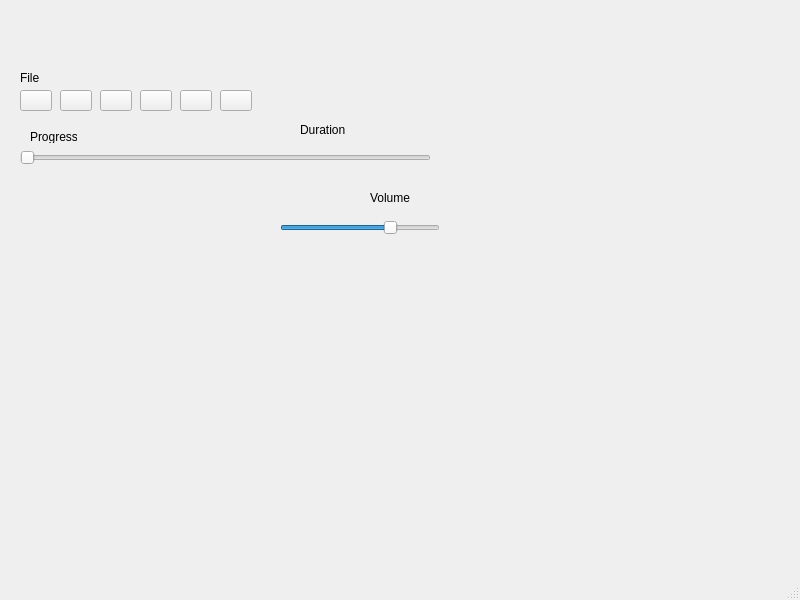
kirsan07/QtMediaPlayer, file mainwindow.ui: the form before one commit.
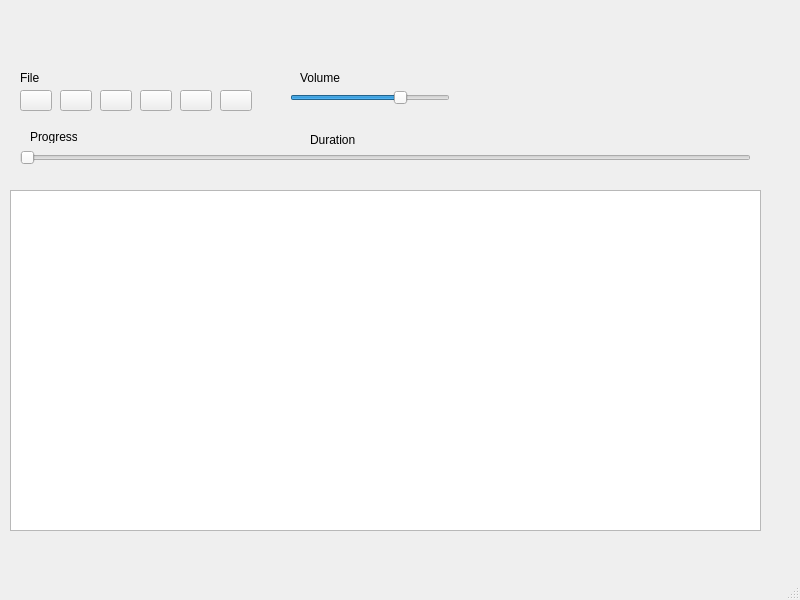
The form after the commit. Icons and pictures are not drawn.

Commit message: playlist and prev next done

What changed in the file:
```diff
--- a/mainwindow.ui
+++ b/mainwindow.ui
@@ -101,7 +101,7 @@
      <rect>
       <x>20</x>
       <y>150</y>
-      <width>411</width>
+      <width>731</width>
       <height>16</height>
      </rect>
     </property>
@@ -112,8 +112,8 @@
    <widget class="QSlider" name="horizontalSliderVolume">
     <property name="geometry">
      <rect>
-      <x>280</x>
-      <y>220</y>
+      <x>290</x>
+      <y>90</y>
       <width>160</width>
       <height>16</height>
      </rect>
@@ -128,8 +128,8 @@
    <widget class="QLabel" name="labelVolume">
     <property name="geometry">
      <rect>
-      <x>370</x>
-      <y>190</y>
+      <x>300</x>
+      <y>70</y>
       <width>61</width>
       <height>16</height>
      </rect>
@@ -154,8 +154,8 @@
    <widget class="QLabel" name="labelDuration">
     <property name="geometry">
      <rect>
-      <x>300</x>
-      <y>120</y>
+      <x>310</x>
+      <y>130</y>
       <width>121</width>
       <height>20</height>
      </rect>
@@ -177,6 +177,16 @@
      <string>Progress</string>
     </property>
    </widget>
+   <widget class="QTableView" name="tableViewPlaylist">
+    <property name="geometry">
+     <rect>
+      <x>10</x>
+      <y>190</y>
+      <width>751</width>
+      <height>341</height>
+     </rect>
+    </property>
+   </widget>
   </widget>
   <widget class="QMenuBar" name="menubar">
    <property name="geometry">
```
The commit also changes 2 other files.
